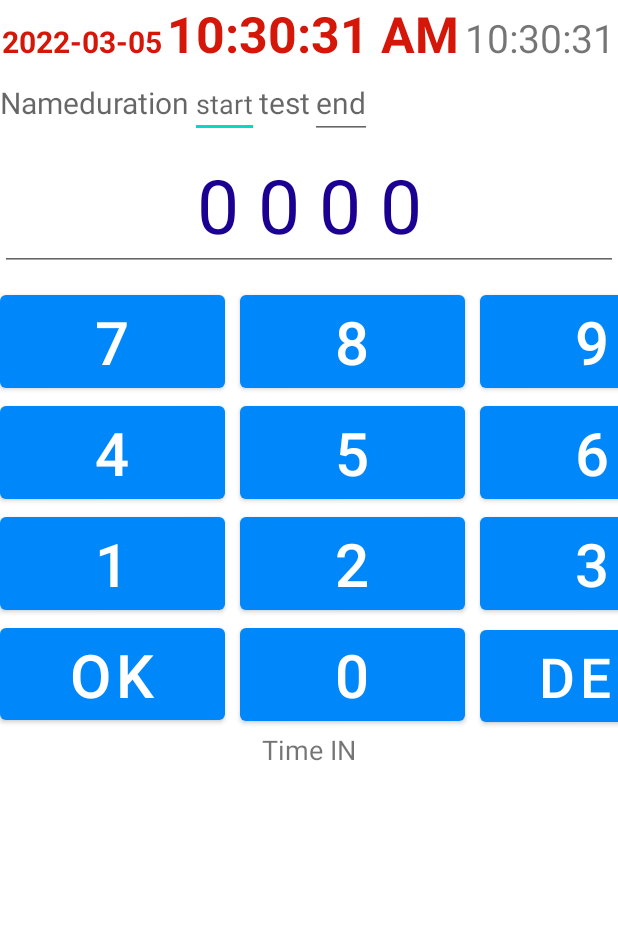
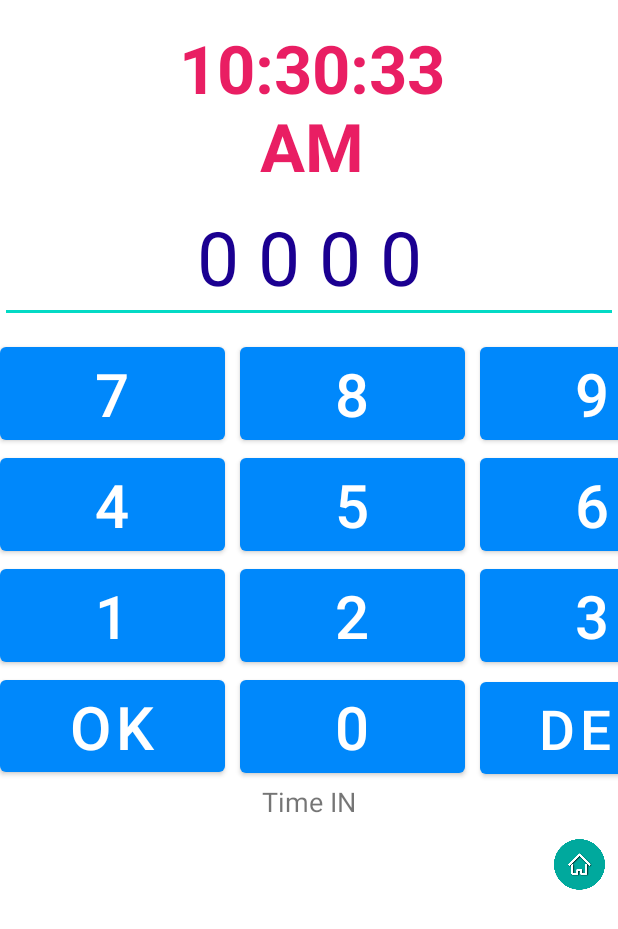
Before and after one commit to nicoderilo/TimINTimeOUT, an Android app: the TimeInOutActivity screen opened directly, with no data from a screen before it, after a tap on an icon or button, on a phone screen of 412 x 824 dp. Shown: the top 929 px of the screen. Run offline under Robolectric (Android 15) with nearby library versions, the phone set to English and light mode, and no system bars.

Commit message:
home button.hide buttons in clockin out

```diff
--- a/app/src/main/java/com/example/timintimeout/MainActivity.java
+++ b/app/src/main/java/com/example/timintimeout/MainActivity.java
@@ -1,4 +1,7 @@
 //if statement in OK button 12:57 am Dec3
+/*
+* NOTE: Invisible duration,start,end name, date, time in Xml file
+* */
 package com.example.timintimeout;
 
 import androidx.appcompat.app.AppCompatActivity;
@@ -12,6 +15,7 @@
 import android.view.View;
 import android.widget.Button;
 import android.widget.EditText;
+import android.widget.ImageButton;
 import android.widget.TextClock;
 import android.widget.TextView;
 import android.widget.Toast;
@@ -35,6 +39,7 @@
     EditText etStart, etEnd, etEmpCode,etEmpCode2,etEmpCode3,etEmpCode4;
     Button btnTimeOut,btnOk,btnErase,btn0,btn1,btn2,btn3,btn4,btn5,btn6,btn7,btn8,btn9;
     TextClock textClock1, textClockDate;
+    ImageButton imbtnHome;
     public TextView current_time_view,tvDuration,tvTimeMode,tvempName,tvTest;
     private Handler mHandler = new Handler();//for my timer
     Connection connection;
@@ -72,6 +77,7 @@
         btn7 = findViewById(R.id.btn7);
         btn8 = findViewById(R.id.btn8);
         btn9 = findViewById(R.id.btn9);
+        imbtnHome = findViewById(R.id.imbtnHome);
 
         textClock1 = findViewById(R.id.textClock1);
         textClockDate = findViewById(R.id.textClockDate);
@@ -217,6 +223,14 @@
 
         });
 
+        imbtnHome.setOnClickListener(new View.OnClickListener() {
+            @Override
+            public void onClick(View view) {
+                Intent intent = new Intent(MainActivity.this, HomeActivity.class);
+                startActivity(intent);
+            }
+        });
+
         btn1.setOnClickListener(new View.OnClickListener() {
             @Override
             public void onClick(View view) {
--- a/app/src/main/java/com/example/timintimeout/TimeInOutActivity.java
+++ b/app/src/main/java/com/example/timintimeout/TimeInOutActivity.java
@@ -11,7 +11,7 @@
 
 public class TimeInOutActivity extends AppCompatActivity {
     Button btnTimeIn, btnTimeOut;
-    ImageButton imbtnIn,imbtnOut;
+    ImageButton imbtnIn,imbtnOut,imgbtnHome;
 
     @Override
     protected void onCreate(Bundle savedInstanceState) {
@@ -24,6 +24,7 @@
 //        btnTimeOut = findViewById(R.id.btnTimeOut);
         imbtnIn = findViewById(R.id.imbtnIn);
         imbtnOut = findViewById(R.id.imbtnOut);
+        imgbtnHome = findViewById(R.id.imgbtnHome);
 
         hideNavigationBar();
 
@@ -47,7 +48,19 @@
                 startActivity(intent);
             }
         });
+
+        imgbtnHome.setOnClickListener(new View.OnClickListener() {
+            @Override
+            public void onClick(View view) {
+                Intent intent = new Intent(TimeInOutActivity.this, HomeActivity.class);
+                startActivity(intent);
+
+
+            }
+        });
     }
+
+
 
     public void hideNavigationBar() {
         this.getWindow().getDecorView().setSystemUiVisibility(
--- a/app/src/main/res/layout/activity_main.xml
+++ b/app/src/main/res/layout/activity_main.xml
@@ -6,11 +6,13 @@
     android:layout_height="match_parent"
     tools:context=".MainActivity"
     android:orientation="vertical">
+
     <LinearLayout
         android:layout_width="match_parent"
         android:layout_height="match_parent"
         android:orientation="vertical">
         <!--       android:format12Hour="dd-MM-yyyy"-->
+
         <LinearLayout
             android:layout_width="match_parent"
             android:layout_height="wrap_content"
@@ -26,18 +28,20 @@
                 android:hint="Jan 1, 2022"
                 android:textColor="#d41709"
                 android:textSize="20sp"
-                android:textStyle="bold" />
+                android:textStyle="bold"
+                android:visibility="invisible" />
 
             <TextClock
                 android:id="@+id/textClock1"
-                android:layout_weight="3"
                 android:layout_width="wrap_content"
                 android:layout_height="wrap_content"
+                android:layout_weight="3"
                 android:format12Hour="hh:mm:ss a"
                 android:gravity="center_horizontal"
                 android:hint="12:00:00 PM"
-                android:textColor="#d41709"
-                android:textSize="33sp"
+                android:layout_marginTop="15dp"
+                android:textColor="#E91E63"
+                android:textSize="20pt"
                 android:textStyle="bold" />
 
 
@@ -49,7 +53,8 @@
                 android:gravity="center_horizontal"
                 android:hint="24:00:00"
                 android:text=""
-                android:textSize="26sp" />
+                android:textSize="26sp"
+                android:visibility="invisible" />
         </LinearLayout>
 
         <!--    <Button-->
@@ -61,51 +66,6 @@
         <!--        android:text="Get Current Time" />-->
 
         <LinearLayout
-            android:layout_width="wrap_content"
-            android:layout_height="wrap_content"
-            android:orientation="horizontal">
-
-            <TextView
-                android:id="@+id/tvempName"
-                android:layout_width="wrap_content"
-                android:layout_height="wrap_content"
-                android:hint="Name"
-                android:text=""
-                android:textSize="20sp" />
-            <TextView
-                android:id="@+id/tvDuration"
-                android:layout_width="wrap_content"
-                android:layout_height="wrap_content"
-                android:hint="duration"
-                android:text=""
-                android:textSize="20sp" />
-
-            <EditText
-                android:id="@+id/etStart"
-                android:hint="start"
-                android:layout_width="wrap_content"
-                android:layout_height="wrap_content" />
-
-            <TextView
-                android:id="@+id/tvTest"
-                android:layout_width="wrap_content"
-                android:layout_height="wrap_content"
-                android:hint="test"
-                android:text=""
-                android:textSize="20sp" />
-
-
-
-            <EditText
-                android:id="@+id/etEnd"
-                android:layout_width="wrap_content"
-                android:layout_height="wrap_content"
-                android:textColor="@color/white"
-                android:textSize="20sp"
-                android:hint="end" />
-        </LinearLayout>
-
-        <LinearLayout
             android:layout_width="match_parent"
             android:layout_height="wrap_content"
             android:orientation="horizontal">
@@ -115,12 +75,12 @@
                 android:layout_width="match_parent"
                 android:layout_height="wrap_content"
                 android:gravity="center_horizontal"
-            android:textSize="50dp"
                 android:hint="0 0 0 0"
                 android:maxLength="4"
                 android:text=""
+                android:textColor="#006891"
                 android:textColorHint="#1B0091"
-            android:textColor="#006891"/>
+                android:textSize="50dp" />
 
             <!--        <EditText-->
             <!--            android:id="@+id/etEmpCode2"-->
@@ -156,24 +116,24 @@
         <androidx.gridlayout.widget.GridLayout
             android:layout_width="wrap_content"
             android:layout_height="wrap_content"
+            android:layout_alignParentStart="true"
+            android:layout_alignParentLeft="true"
+            android:layout_alignParentEnd="true"
+            android:layout_alignParentRight="true"
             android:layout_alignParentBottom="true"
-        android:layout_alignParentEnd="true"
-        android:layout_alignParentLeft="true"
-        android:layout_alignParentRight="true"
-        android:layout_alignParentStart="true"
             android:layout_gravity="center"
             android:weightSum="3"
-        app:orientation="horizontal"
-        app:columnCount="3">
+            app:columnCount="3"
+            app:orientation="horizontal">
 
 
             <Button
                 android:id="@+id/btn7"
                 android:layout_width="150dp"
                 android:layout_height="wrap_content"
-            android:textSize="60px"
                 android:layout_marginTop="10dp"
                 android:text="7"
+                android:textSize="60px"
                 app:layout_column="0"
                 app:layout_row="0" />
 
@@ -181,26 +141,26 @@
                 android:id="@+id/btn8"
                 android:layout_width="150dp"
                 android:layout_height="wrap_content"
-            android:textSize="60px"
+                android:layout_marginLeft="10dp"
                 android:layout_marginTop="10dp"
-            android:layout_marginLeft="10dp"
                 android:layout_marginRight="10dp"
-            android:text="8" />
+                android:text="8"
+                android:textSize="60px" />
 
             <Button
                 android:id="@+id/btn9"
                 android:layout_width="150dp"
                 android:layout_height="wrap_content"
-            android:textSize="60px"
                 android:layout_marginTop="10dp"
-            android:text="9" />
+                android:text="9"
+                android:textSize="60px" />
 
             <Button
                 android:id="@+id/btn4"
                 android:layout_width="150dp"
                 android:layout_height="wrap_content"
+                android:text="4"
                 android:textSize="60px"
-            android:text="4"
                 app:layout_column="0"
                 app:layout_row="1" />
 
@@ -208,17 +168,17 @@
                 android:id="@+id/btn5"
                 android:layout_width="150dp"
                 android:layout_height="wrap_content"
-            android:textSize="60px"
                 android:layout_marginLeft="10dp"
                 android:layout_marginRight="10dp"
-            android:text="5" />
+                android:text="5"
+                android:textSize="60px" />
 
             <Button
                 android:id="@+id/btn6"
                 android:layout_width="150dp"
                 android:layout_height="wrap_content"
+                android:text="6"
                 android:textSize="60px"
-            android:text="6"
                 app:layout_column="2"
                 app:layout_row="1" />
 
@@ -226,8 +186,8 @@
                 android:id="@+id/btn1"
                 android:layout_width="150dp"
                 android:layout_height="wrap_content"
+                android:text="1"
                 android:textSize="60px"
-            android:text="1"
                 app:layout_column="0"
                 app:layout_row="2" />
 
@@ -235,10 +195,10 @@
                 android:id="@+id/btn2"
                 android:layout_width="150dp"
                 android:layout_height="wrap_content"
-            android:textSize="60px"
                 android:layout_marginLeft="10dp"
                 android:layout_marginRight="10dp"
                 android:text="2"
+                android:textSize="60px"
                 app:layout_column="1"
                 app:layout_row="2" />
 
@@ -246,8 +206,8 @@
                 android:id="@+id/btn3"
                 android:layout_width="150dp"
                 android:layout_height="wrap_content"
+                android:text="3"
                 android:textSize="60px"
-            android:text="3"
                 app:layout_column="2"
                 app:layout_row="2" />
 
@@ -255,8 +215,8 @@
                 android:id="@+id/btnOk"
                 android:layout_width="150dp"
                 android:layout_height="73dp"
+                android:text="OK"
                 android:textSize="60px"
-            android:text="OK"
                 app:layout_column="0"
                 app:layout_row="3" />
 
@@ -264,10 +224,10 @@
                 android:id="@+id/btn0"
                 android:layout_width="150dp"
                 android:layout_height="wrap_content"
+                android:layout_marginLeft="10dp"
+                android:layout_marginRight="10dp"
+                android:text="0"
                 android:textSize="60px"
-            android:layout_marginRight="10dp"
-            android:layout_marginLeft="10dp"
-            android:text="0"
                 app:layout_column="1"
                 app:layout_row="3" />
 
@@ -275,8 +235,8 @@
                 android:id="@+id/btnErase"
                 android:layout_width="150dp"
                 android:layout_height="73dp"
+                android:text="Del"
                 android:textSize="55px"
-                android:text="Del"
                 app:layout_column="2"
                 app:layout_row="3" />
 
@@ -290,6 +250,67 @@
             android:textAlignment="center"
             android:textSize="18sp" />
 
+        <LinearLayout
+            android:layout_width="match_parent"
+            android:layout_height="wrap_content"
+            android:orientation="horizontal"
+            android:gravity="right">
+
+            <TextView
+                android:id="@+id/tvempName"
+                android:layout_width="wrap_content"
+                android:layout_height="wrap_content"
+                android:hint="Name"
+                android:text="Name"
+                android:textSize="20sp"
+                android:visibility="invisible" />
+
+            <TextView
+                android:id="@+id/tvDuration"
+                android:layout_width="wrap_content"
+                android:layout_height="wrap_content"
+                android:hint="duration"
+                android:text=""
+                android:textSize="20sp"
+                android:visibility="invisible" />
+
+            <EditText
+                android:id="@+id/etStart"
+                android:layout_width="wrap_content"
+                android:layout_height="wrap_content"
+                android:hint="start"
+                android:visibility="invisible" />
+
+            <TextView
+                android:id="@+id/tvTest"
+                android:layout_width="wrap_content"
+                android:layout_height="wrap_content"
+                android:hint="test"
+                android:text=""
+                android:textSize="20sp"
+                android:visibility="invisible" />
+
+
+            <EditText
+                android:id="@+id/etEnd"
+                android:layout_width="wrap_content"
+                android:layout_height="wrap_content"
+                android:hint="end"
+                android:textColor="@color/white"
+                android:textSize="20sp"
+                android:visibility="invisible" />
+
+            <ImageButton
+                android:id="@+id/imbtnHome"
+                android:layout_width="40dp"
+                android:layout_height="40dp"
+                android:layout_marginTop="10dp"
+                android:layout_marginRight="5dp"
+                android:scaleType="fitXY"
+                android:background="@null"
+                app:srcCompat="@drawable/home" />
+        </LinearLayout>
+
         <!--        android:format12Hour="hh:mm:ss a"-->
 
 
```
Also changed, not shown: app/src/main/java/com/example/timintimeout/HomeActivity.java (+14 -0 lines), app/src/main/res/layout/activity_employee.xml (+9 -2 lines), app/src/main/res/layout/activity_home.xml (+6 -6 lines), app/src/main/res/layout/activity_time_in_out.xml (+22 -10 lines), app/src/main/res/drawable/bg1actual.png (added), app/src/main/res/drawable/bg5actual.png (added), app/src/main/res/drawable/home.png (added). Lines whose indentation alone changed are shown as unchanged.
